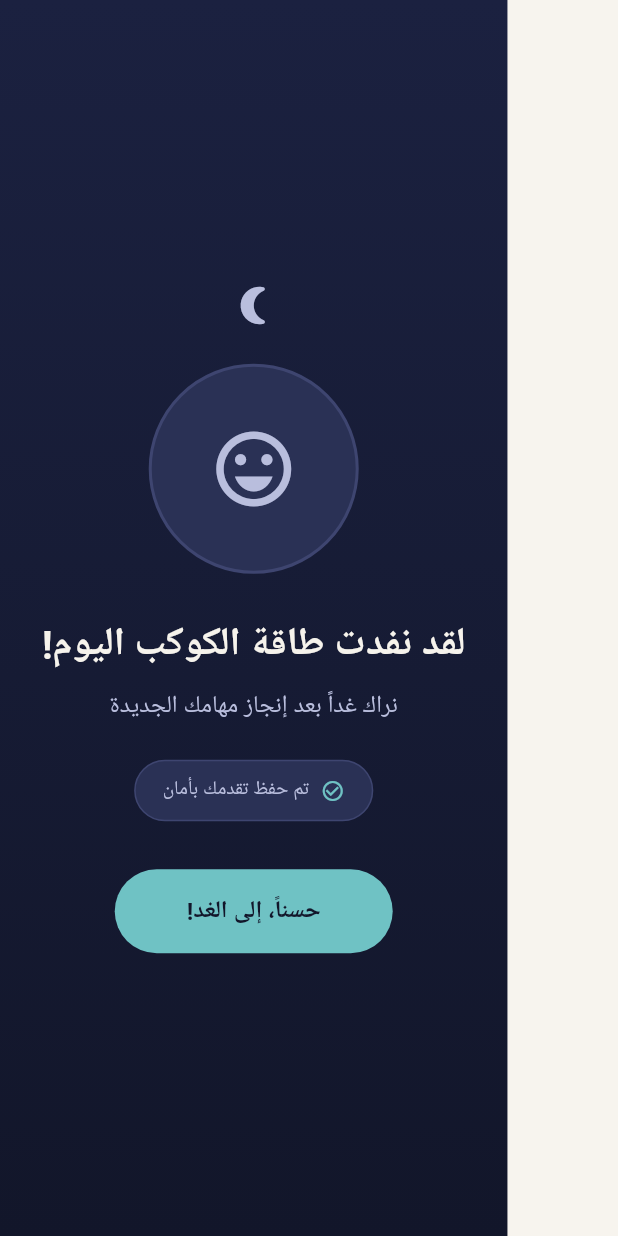
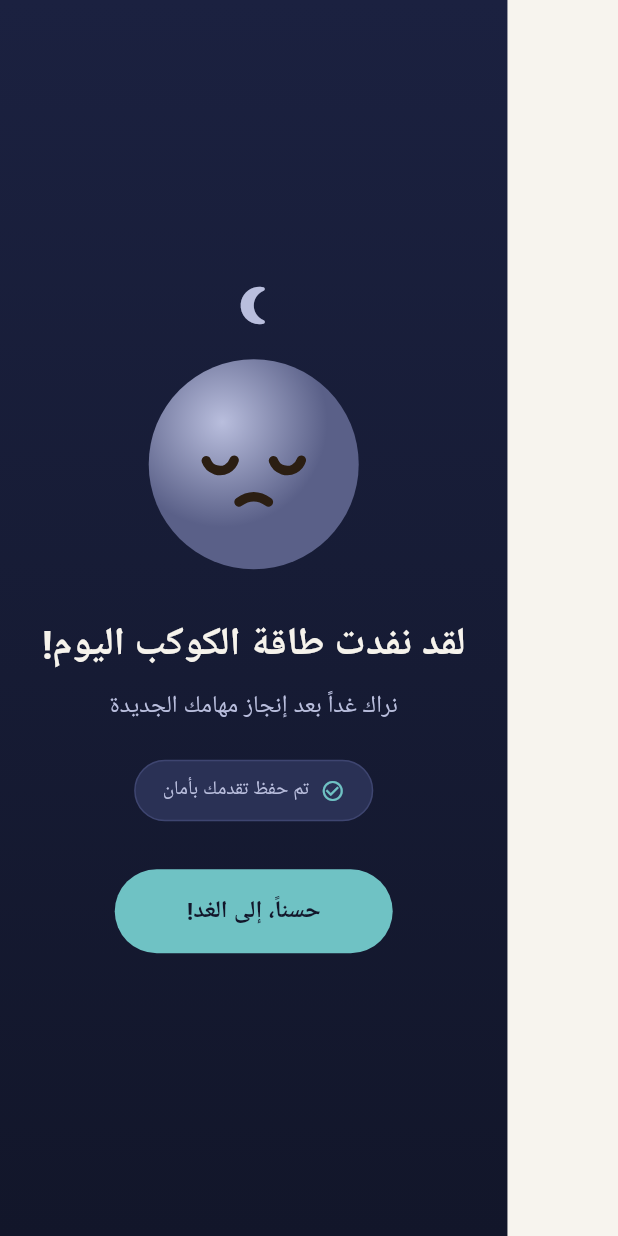
Before and after one commit to abouali76-lab/wiam, a Flutter app: the ChildTimeUpScreen screen opened directly, after a tap on "حسناً، إلى الغد!", on a phone screen of 412 x 824 dp. Run offline on Flutter 3.47's test engine with Material 3 defaults, Android fonts, the light colour scheme and no system bars; our stand-ins replace google_fonts, shared_preferences; accounts and stored records are empty; network calls fail; Roboto replaces fonts that are missing (Tajawal).

Commit message:
Add a friendly mascot, celebration confetti, and smoother motion to the child screens
- New reusable Mascot widget (custom-painted, gently bobbing, mood-aware)
  replaces the static planet/icon on the lock and time's-up screens.
- New ConfettiBurst widget fires whenever a tracked task-completion count
  increases -- whether the child taps a digital lesson directly or the
  count changes from a parent confirming an external task while the
  child's poller picks it up in the background -- and on winning the
  memory-match game.
- Animated the progress bar (smooth fill instead of snapping), the reward
  pill (elastic pop whenever the earned minutes change), and each task
  row's checkmark (pop-in on completion) instead of everything updating
  as flat state changes.

This is in response to feedback that the interface felt static/plain for
a children's app -- no new lesson content or games added, just more life
in what's already there per the user's stated priority.

```diff
--- a/app/lib/screens/child_timeup_screen.dart
+++ b/app/lib/screens/child_timeup_screen.dart
@@ -3,6 +3,7 @@ import 'package:provider/provider.dart';
 
 import '../state/child_device_state.dart';
 import '../theme.dart';
+import '../widgets/mascot.dart';
 import 'child_lock_screen.dart';
 
 class ChildTimeUpScreen extends StatelessWidget {
@@ -19,12 +20,7 @@ class ChildTimeUpScreen extends StatelessWidget {
             child: Column(mainAxisAlignment: MainAxisAlignment.center, children: [
               const Icon(Icons.nightlight_round, color: WiamColors.inkMuted, size: 30),
               const SizedBox(height: 24),
-              Container(
-                width: 140,
-                height: 140,
-                decoration: BoxDecoration(shape: BoxShape.circle, color: WiamColors.card, border: Border.all(color: WiamColors.cardLine, width: 2)),
-                child: const Icon(Icons.emoji_emotions_outlined, color: WiamColors.inkMuted, size: 60),
-              ),
+              const Mascot(mood: MascotMood.sleepy, size: 140),
               const SizedBox(height: 28),
               Text('لقد نفدت طاقة الكوكب اليوم!', textAlign: TextAlign.center, style: displayFont(fontSize: 26, fontWeight: FontWeight.w700, color: WiamColors.ink)),
               const SizedBox(height: 10),
--- /dev/null
+++ b/app/lib/widgets/mascot.dart
@@ -0,0 +1,121 @@
+import 'package:flutter/material.dart';
+
+import '../theme.dart';
+
+enum MascotMood { sleepy, waiting, happy }
+
+/// A small friendly character that gives the lock screen some life — bobs
+/// gently in place and swaps expression with the child's progress, instead
+/// of sitting there as a static planet graphic.
+class Mascot extends StatefulWidget {
+  final MascotMood mood;
+  final double size;
+  const Mascot({super.key, required this.mood, this.size = 96});
+
+  @override
+  State<Mascot> createState() => _MascotState();
+}
+
+class _MascotState extends State<Mascot> with SingleTickerProviderStateMixin {
+  late final AnimationController _controller;
+
+  @override
+  void initState() {
+    super.initState();
+    _controller = AnimationController(vsync: this, duration: const Duration(milliseconds: 1800))..repeat(reverse: true);
+  }
+
+  @override
+  void dispose() {
+    _controller.dispose();
+    super.dispose();
+  }
+
+  @override
+  Widget build(BuildContext context) {
+    return AnimatedBuilder(
+      animation: _controller,
+      builder: (context, child) {
+        final bob = Curves.easeInOut.transform(_controller.value) * 8 - 4;
+        return Transform.translate(offset: Offset(0, bob), child: child);
+      },
+      child: AnimatedSwitcher(
+        duration: const Duration(milliseconds: 350),
+        child: CustomPaint(
+          key: ValueKey(widget.mood),
+          size: Size(widget.size, widget.size),
+          painter: _MascotPainter(widget.mood),
+        ),
+      ),
+    );
+  }
+}
+
+class _MascotPainter extends CustomPainter {
+  final MascotMood mood;
+  _MascotPainter(this.mood);
+
+  @override
+  void paint(Canvas canvas, Size size) {
+    final center = Offset(size.width / 2, size.height / 2);
+    final r = size.width / 2;
+
+    final bodyPaint = Paint()
+      ..shader = RadialGradient(
+        center: const Alignment(-0.3, -0.4),
+        colors: mood == MascotMood.sleepy ? [WiamColors.inkMuted, WiamColors.planetDim] : [WiamColors.amber, WiamColors.amberDeep],
+      ).createShader(Rect.fromCircle(center: center, radius: r));
+    canvas.drawCircle(center, r, bodyPaint);
+
+    final eyeColor = const Color(0xFF2B1E12);
+    final eyeY = center.dy - r * 0.08;
+    final eyeDx = r * 0.32;
+    final eyeR = r * (mood == MascotMood.happy ? 0.11 : 0.09);
+
+    if (mood == MascotMood.sleepy) {
+      final p = Paint()
+        ..color = eyeColor
+        ..strokeWidth = r * 0.09
+        ..strokeCap = StrokeCap.round
+        ..style = PaintingStyle.stroke;
+      canvas.drawArc(Rect.fromCircle(center: Offset(center.dx - eyeDx, eyeY), radius: r * 0.14), 0.3, 2.5, false, p);
+      canvas.drawArc(Rect.fromCircle(center: Offset(center.dx + eyeDx, eyeY), radius: r * 0.14), 0.3, 2.5, false, p);
+    } else {
+      canvas.drawCircle(Offset(center.dx - eyeDx, eyeY), eyeR, Paint()..color = eyeColor);
+      canvas.drawCircle(Offset(center.dx + eyeDx, eyeY), eyeR, Paint()..color = eyeColor);
+    }
+
+    final mouthPaint = Paint()
+      ..color = eyeColor
+      ..strokeWidth = r * 0.09
+      ..strokeCap = StrokeCap.round
+      ..style = PaintingStyle.stroke;
+    final mouthY = center.dy + r * 0.28;
+    final mouthPath = Path();
+    switch (mood) {
+      case MascotMood.happy:
+        mouthPath.moveTo(center.dx - r * 0.32, mouthY - r * 0.05);
+        mouthPath.quadraticBezierTo(center.dx, mouthY + r * 0.32, center.dx + r * 0.32, mouthY - r * 0.05);
+        break;
+      case MascotMood.waiting:
+        mouthPath.moveTo(center.dx - r * 0.22, mouthY + r * 0.06);
+        mouthPath.quadraticBezierTo(center.dx, mouthY + r * 0.16, center.dx + r * 0.22, mouthY + r * 0.06);
+        break;
+      case MascotMood.sleepy:
+        mouthPath.moveTo(center.dx - r * 0.14, mouthY + r * 0.08);
+        mouthPath.quadraticBezierTo(center.dx, mouthY - r * 0.02, center.dx + r * 0.14, mouthY + r * 0.08);
+        break;
+    }
+    canvas.drawPath(mouthPath, mouthPaint);
+
+    // Rosy cheeks — a small warmth touch that reads well even at small sizes.
+    if (mood != MascotMood.sleepy) {
+      final cheek = Paint()..color = const Color(0xFFE8794A).withValues(alpha: 0.35);
+      canvas.drawCircle(Offset(center.dx - r * 0.55, center.dy + r * 0.12), r * 0.11, cheek);
+      canvas.drawCircle(Offset(center.dx + r * 0.55, center.dy + r * 0.12), r * 0.11, cheek);
+    }
+  }
+
+  @override
+  bool shouldRepaint(covariant _MascotPainter oldDelegate) => oldDelegate.mood != mood;
+}
```
Also changed, not shown: app/lib/screens/child_lock_screen.dart (+44 -3 lines), app/lib/widgets/confetti_burst.dart (added, +104 -0 lines), app/lib/widgets/memory_match_game.dart (+7 -1 lines).
